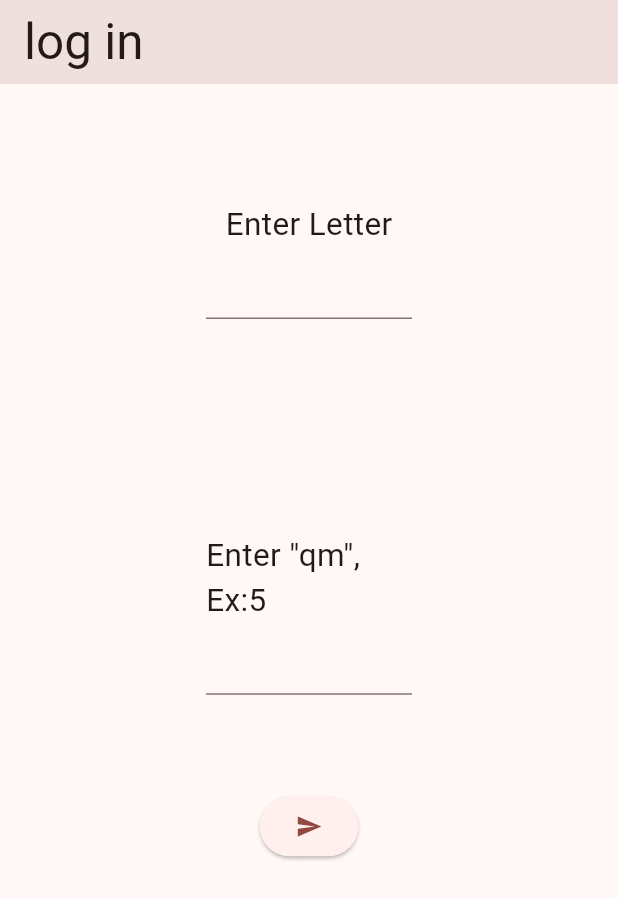
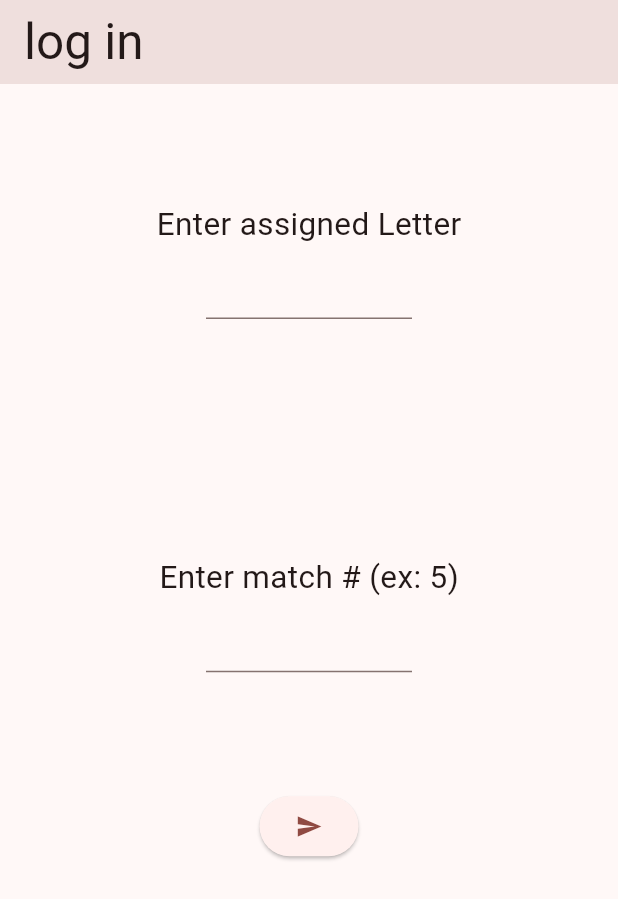
Before and after one commit to john-xu-1/frc1148_2023_scouting_app, a Flutter app: the screen it shows after launch, on a phone screen of 412 x 824 dp. Shown: the top 899 px of the screen. Run offline on Flutter 3.47's test engine with Material 2 defaults, Android fonts, the phone set to English and light mode, and no system bars; missing offline and left inert: gsheets; key blocks and very long unbroken strings in the code were emptied for the run.

Commit message:
log in stylstic change

```diff
--- a/lib/log_in.dart
+++ b/lib/log_in.dart
@@ -2,7 +2,6 @@ import 'package:flutter/material.dart';
 import 'package:frc1148_2023_scouting_app/scouting_form.dart';
 import 'package:gsheets/gsheets.dart';
 import 'return_team.dart' as rt;
-import 'subjective_form.dart' as subf;
 
 class log_in extends StatefulWidget {
   const log_in({Key? key, required this.title}) : super(key: key);
@@ -14,8 +13,8 @@ class log_in extends StatefulWidget {
 
 class _log_in extends State<log_in> {
   final List<String> entries = <String>[
-    'Enter Letter',
-    'Enter "qm", Ex:5',
+    'Enter assigned Letter',
+    'Enter match # (ex: 5)',
   ];
 
   @override
@@ -167,14 +166,15 @@ class _log_in extends State<log_in> {
           children: [
             Container(
               height: height / 3.5,
-              width: width/3,
               //color: Colors.red[300],
               child: Center(
                 child: Column(
                   mainAxisAlignment: MainAxisAlignment.center,
                   children: <Widget>[
                     Text(entries[0],textScaleFactor: 1.5,),
-                    TextField(
+                    Container(
+                      width: width /3,
+                      child: TextField(
                         onChanged: (String value) {
                           id = value;
                           print ("$value");
@@ -191,26 +191,30 @@ class _log_in extends State<log_in> {
                         //   ),
                         // ),
                       ),
+                    ),
+
                   ],
                 ),
               ),
             ),
             Container(
               height: height/3.5,
-              width: width/3,
               //color: Colors.red[400],
               child: Center(
                 child: Column(
                   mainAxisAlignment: MainAxisAlignment.center,
                   children: <Widget>[
                     Text(entries[1],textScaleFactor: 1.5,),
-                    TextField(
+                    Container(
+                      width: width /3,
+                      child: TextField(
                         //int.parse(value)
                         onChanged: (String value) {
                           setState(() {
                             mnum = value;
                           });
                         },
+                      ),
                     ),
                   ],
                 ),
```
Lines whose indentation alone changed are shown as unchanged.
